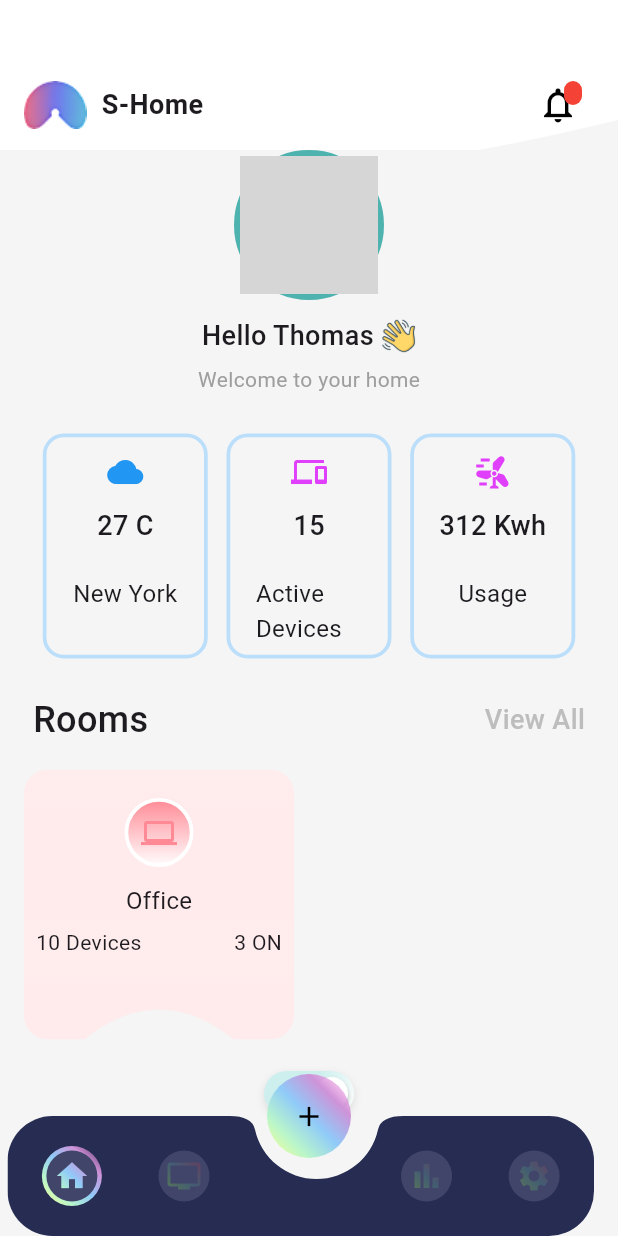
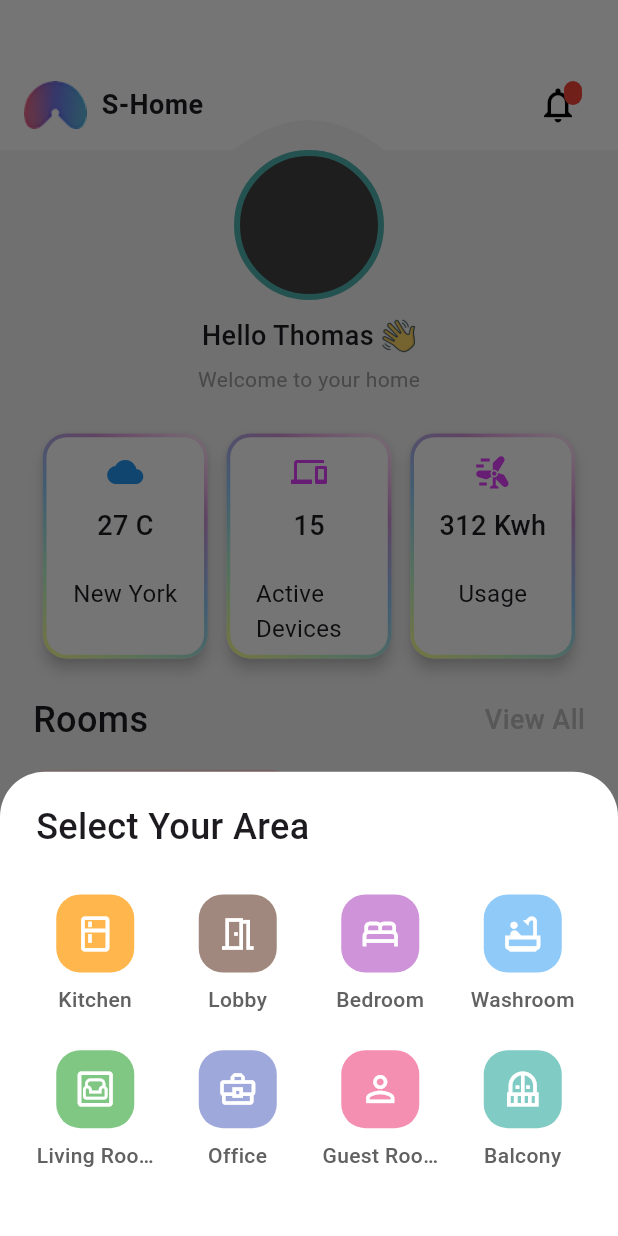
Before and after one commit to Py26009/IOT_Halox_App, a Flutter app: the BottomNavBar screen opened directly, after a tap on the "add" icon, on a phone screen of 412 x 824 dp. Run offline on Flutter 3.47's test engine with Material 3 defaults, Android fonts, the phone set to English and light mode, and no system bars; our stand-ins replace curved_navigation_bar, flutter_svg; network calls fail; grey boxes are pictures that could not be loaded.

Commit message:
second commit.

```diff
--- a/lib/App_Screens/Bottom_Nav_Bar/Bottom_nav_bar.dart
+++ b/lib/App_Screens/Bottom_Nav_Bar/Bottom_nav_bar.dart
@@ -4,6 +4,7 @@ import 'package:iot_halox_app/App_Screens/Home%20Screens/Home%20Screens.dart';
 import 'package:iot_halox_app/App_Screens/Home%20Screens/Settings%20Screen.dart';
 import 'package:iot_halox_app/App_Screens/Home%20Screens/Statistics%20Screen.dart';
 import 'package:iot_halox_app/App_Screens/Home%20Screens/View%20Screen.dart';
+import 'package:iot_halox_app/App_Screens/UI_Helper/UI_helper.dart';
 
 
 class BottomNavBar extends StatefulWidget {
@@ -34,11 +35,11 @@ class _BottomNavBarState extends State<BottomNavBar> {
       extendBody: true,
       body: navTo[_selectedIndex],
       floatingActionButtonLocation: FloatingActionButtonLocation.centerDocked,
-        floatingActionButton: Padding(
-          padding:  EdgeInsets.symmetric(horizontal: 8.0),
-          child: FloatingActionButton(
+
+      // 1. The FloatingActionButton no longer needs extra Padding
+      floatingActionButton: FloatingActionButton(
         onPressed: () {
-              RoomCard();
+          _showSelectAreaBottomSheet(context);
         },
         backgroundColor: Colors.transparent,
         elevation: 0,
@@ -53,35 +54,42 @@ class _BottomNavBarState extends State<BottomNavBar> {
           child: const Icon(Icons.add, color: Colors.black, size: 22),
         ),
       ),
-        ),
-      bottomNavigationBar:SafeArea(
-            child: Padding(
-             padding: const EdgeInsets.only(left: 5, right: 16),
-              child: ClipRRect(
-               borderRadius: BorderRadius.circular(30),
-              child: BottomAppBar(
+
+      // 2. The BottomAppBar is now structured for perfect symmetry
+      bottomNavigationBar: BottomAppBar(
         shape: const CircularNotchedRectangle(),
         color: const Color(0xff262C52),
-        notchMargin: 6,
+        notchMargin: 8.0, // Provides a nice gap around the FAB
         child: SizedBox(
           height: 70,
           child: Row(
-            mainAxisAlignment: MainAxisAlignment.spaceAround,
-            children: [
+            children: <Widget>[
+              // Group of icons on the left side
+              Expanded(
+                child: Row(
+                  mainAxisAlignment: MainAxisAlignment.spaceEvenly,
+                  children: <Widget>[
                     _buildTabIcon(0, Icons.home),
-              SizedBox(width: 10,),
                     _buildTabIcon(1, Icons.tv),
-              const SizedBox(width: 100), // space for FAB
+                  ],
+                ),
+              ),
+              // This SizedBox creates the space for the notch
+              const SizedBox(width: 60),
+              // Group of icons on the right side
+              Expanded(
+                child: Row(
+                  mainAxisAlignment: MainAxisAlignment.spaceEvenly,
+                  children: <Widget>[
                     _buildTabIcon(3, Icons.bar_chart),
-              SizedBox(width: 10,),
                     _buildTabIcon(4, Icons.settings),
                   ],
                 ),
               ),
+            ],
           ),
-    )
-    )
-      )
+        ),
+      ),
     );
   }
 
@@ -155,70 +163,130 @@ BoxDecoration pastelBoxDecoration({double radius = 20}) {
 
 
 /// Room Card
-class RoomCard extends StatelessWidget {
-  const RoomCard({super.key});
+void _showSelectAreaBottomSheet(BuildContext context) {
+  // We've added a 'color' to each area in the list
+  final List<Map<String, dynamic>> areas = [
+    {'icon': Icons.kitchen_outlined, 'name': 'Kitchen', 'color': Colors.orange.shade300},
+    {'icon': Icons.meeting_room_outlined, 'name': 'Lobby', 'color': Colors.brown.shade300},
+    {'icon': Icons.bed_outlined, 'name': 'Bedroom', 'color': Colors.purple.shade200},
+    {'icon': Icons.bathtub_outlined, 'name': 'Washroom', 'color': Colors.blue.shade200},
+    {'icon': Icons.living_outlined, 'name': 'Living Room', 'color': Colors.green.shade300},
+    {'icon': Icons.business_center_outlined, 'name': 'Office', 'color': Colors.indigo.shade200},
+    {'icon': Icons.person_outline, 'name': 'Guest Room', 'color': Colors.pink.shade200},
+    {'icon': Icons.balcony_outlined, 'name': 'Balcony', 'color': Colors.teal.shade200},
+  ];
 
-  @override
-  Widget build(BuildContext context) {
-    return Container(
-      width: 140,
-      padding: const EdgeInsets.all(12),
-      decoration: BoxDecoration(
-        color: Colors.pink.shade50,
-        borderRadius: BorderRadius.circular(24),
+  showModalBottomSheet(
+    context: context,
+    backgroundColor: Colors.transparent,
+    isScrollControlled: true,
+    builder: (context) {
+      return SingleChildScrollView(
+        child: Container(
+          padding: const EdgeInsets.symmetric(horizontal: 24, vertical: 20),
+          decoration: const BoxDecoration(
+            color: Colors.white,
+            borderRadius: BorderRadius.only(
+              topLeft: Radius.circular(30),
+              topRight: Radius.circular(30),
+            ),
           ),
           child: Column(
             mainAxisSize: MainAxisSize.min,
+            crossAxisAlignment: CrossAxisAlignment.start,
             children: [
-          // Circular Icon
+              Text("Select Your Area", style: mTextStyle24()),
+              const SizedBox(height: 24),
+              GridView.builder(
+                shrinkWrap: true,
+                physics: const NeverScrollableScrollPhysics(),
+                gridDelegate: const SliverGridDelegateWithFixedCrossAxisCount(
+                  crossAxisCount: 4,
+                  crossAxisSpacing: 16,
+                  mainAxisSpacing: 16,
+                  childAspectRatio: 0.9,
+                ),
+                itemCount: areas.length,
+                itemBuilder: (context, index) {
+                  // Pass the new color to our helper widget
+                  return _buildAreaGridItem(
+                    context,
+                    areas[index]['icon'],
+                    areas[index]['name'],
+                    areas[index]['color'],
+                  );
+                },
+              ),
+              const SizedBox(height: 20),
+            ],
+          ),
+        ),
+      );
+    },
+  );
+}
+
+// Replace the existing helper widget as well
+Widget _buildAreaGridItem(BuildContext context, IconData icon, String name, Color color) {
+  return InkWell(
+    onTap: () {
+      print("$name selected");
+      Navigator.pop(context);
+    },
+    borderRadius: BorderRadius.circular(16),
+    child: Column(
+      mainAxisAlignment: MainAxisAlignment.center,
+      children: [
+        // This container now uses the specific color for its background
         Container(
           padding: const EdgeInsets.all(12),
           decoration: BoxDecoration(
-              shape: BoxShape.circle,
-              color: Colors.white.withOpacity(0.4),
+            color: color, // Use the passed-in color
+            borderRadius: BorderRadius.circular(16),
           ),
-            child: Icon(Icons.desktop_mac, size: 32, color: Colors.pink),
-          ),
-          const SizedBox(height: 12),
-
-          // Room name
-          const Text(
-            'Office',
-            style: TextStyle(
-              fontSize: 16,
-              fontWeight: FontWeight.w600,
-              color: Colors.black87,
-            ),
+          // The icon color is set to white for good contrast
+          child: Icon(icon, size: 28, color: Colors.white),
         ),
         const SizedBox(height: 8),
-
-          // Devices & Time
-          Row(
-            mainAxisAlignment: MainAxisAlignment.spaceBetween,
-            children: const [
         Text(
-                '5 Devices',
-                style: TextStyle(fontSize: 12, color: Colors.black54),
-              ),
-              Text(
-                '10n',
-                style: TextStyle(fontSize: 12, color: Colors.black54),
-              ),
-            ],
-          ),
-          const SizedBox(height: 16),
-
-          // Power Button
-          Container(
-            decoration: BoxDecoration(
-              color: Colors.green.shade100,
-              borderRadius: BorderRadius.circular(24),
-            ),
-            padding: const EdgeInsets.symmetric(horizontal: 16, vertical: 6),
-            child: const Icon(Icons.power_settings_new, color: Colors.green, size: 20),
+          name,
+          style: mTextStyle14(mColor: Colors.grey.shade700),
+          textAlign: TextAlign.center,
+          overflow: TextOverflow.ellipsis,
         ),
       ],
     ),
   );
 }
-}
+
+// Add this helper widget inside _BottomNavBarState as well
+/*
+Widget _buildAreaGridItem(BuildContext context, IconData icon, String name) {
+  return InkWell(
+    onTap: () {
+      print("$name selected");
+      Navigator.pop(context);
+    },
+    borderRadius: BorderRadius.circular(16),
+    child: Column(
+      mainAxisAlignment: MainAxisAlignment.center,
+      children: [
+        Container(
+          padding: const EdgeInsets.all(12),
+          decoration: BoxDecoration(
+            color: Colors.grey.shade100,
+            borderRadius: BorderRadius.circular(16),
+          ),
+          child: Icon(icon, size: 28, color: Colors.grey.shade800),
+        ),
+        const SizedBox(height: 6), // Reduced spacing
+        Text(
+          name,
+          style: mTextStyle14(mColor: Colors.grey.shade700),
+          textAlign: TextAlign.center,
+          overflow: TextOverflow.ellipsis,
+        ),
+      ],
+    ),
+  );
+}*/
--- a/lib/App_Screens/Home Screens/Home Screens.dart
+++ b/lib/App_Screens/Home Screens/Home Screens.dart
@@ -23,18 +23,21 @@ class HomeScreen extends StatelessWidget {
               height: 100,
               width: 100,
               decoration: BoxDecoration(
-                color: Colors.grey.shade300,
+                color: Colors.grey.shade800,
                 shape: BoxShape.circle,
                 border: Border.all(
                   width: 4,
                   color: Color(0xff4EB3AF)
                 )
               ),
-              child: CircleAvatar(
-                radius: 30,
-                backgroundImage: NetworkImage('https://i.pravatar.cc/150?img=4'),
+              child: ClipOval(
+                child: Image.network(
+                  'https://imgv3.fotor.com/images/homepage-feature-card/Random-image-generator_5_2023-05-05-070624_svfc.jpg',
+                  width: 60,
+                  height: 60,
+                  fit: BoxFit.cover, // Ensures the image covers the circle
                 ),
-
+              )
             ),
           ),
           SizedBox(height: 11,),
@@ -82,20 +85,21 @@ class HomeScreen extends StatelessWidget {
                 child: Row(
                   mainAxisAlignment: MainAxisAlignment.start,
                   children: [
-                    RoomCard(nDevices: "10", onDevices: "3", mIcon: Icons.computer, roomName: "Office"),
+                    RoomCardWithSwitch(
+                      nDevices: "10",
+                      onDevices: "3",
+                      mIcon: Icons.computer,
+                      roomName: "Office",
+                      initialValue: true,
+                      onChanged: (val) {
+                        print("Switch is ON: $val");
+                      },
+                    )
                   ],
                 ),
               ),
               SizedBox(height: 21,),
-              Padding(
-                padding: const EdgeInsets.symmetric(horizontal:16.0),
-                child: CustomGradientSwitch(
-                  initialValue: true,
-                  onChanged: (val) {
-                    print("Switch is ON: $val");
-                  },
-                ),
-              ),
+
             ],
           ),
 
@@ -108,84 +112,125 @@ class HomeScreen extends StatelessWidget {
 }
 
 
- Widget featuresContainers({required IconData mIcon, required String value, required String title,
- required Color mColor}){
-  return Container(
+Widget featuresContainers({required IconData mIcon, required String value, required String title, required Color mColor}) {
+  return Material(
+    elevation: 4,
+    borderRadius: BorderRadius.circular(16),
+    child: Container(
       height: 150,
       width: 110,
       decoration: BoxDecoration(
-      borderRadius: BorderRadius.circular(14),
-     border: Border.all(
-       width: 2.5,
-        color: Colors.blue.shade100,
+        gradient: pastelGradient(), // Apply gradient to the outer container
+        borderRadius: BorderRadius.circular(16),
+        boxShadow: [
+          BoxShadow(
+            color: Colors.white38.withOpacity(0.1),
+            spreadRadius: 1,
+            blurRadius: 8,
+            offset: const Offset(0, 4),
           ),
+        ],
+      ),
+      // Padding creates the border thickness
+      child: Padding(
+        padding: const EdgeInsets.all(2.5),
+        child: Container(
+          decoration: BoxDecoration(
+            color: Colors.white, // Inner container has a solid background
+            borderRadius: BorderRadius.circular(13.5), // Slightly smaller radius
           ),
           child: Column(
             children: [
-        SizedBox(height: 11,),
-        Icon(mIcon, color:mColor ,),
-        SizedBox(height: 11,),
-        Text("$value", style: mTextStyle18(),),
-        SizedBox(height: 21,),
+              const SizedBox(height: 11),
+              Icon(mIcon, color: mColor),
+              const SizedBox(height: 11),
+              Text(value, style: mTextStyle18()),
+              const SizedBox(height: 21),
               Padding(
                 padding: const EdgeInsets.symmetric(horizontal: 17.0),
-          child: Text("$title", style: mTextStyle16(mFontWeight: FontWeight.w400),),
+                child: Text(title, style: mTextStyle16(mFontWeight: FontWeight.w400)),
               )
             ],
+          ),
+        ),
+      ),
     ),
   );
 }
 
+
  /// Room Card
-  Widget RoomCard({required IconData mIcon, required String roomName, required String nDevices, required String onDevices}){
-  return ClipPath(
+class RoomCardWithSwitch extends StatelessWidget {
+  final IconData mIcon;
+  final String roomName;
+  final String nDevices;
+  final String onDevices;
+  final bool initialValue;
+  final ValueChanged<bool> onChanged;
+
+  const RoomCardWithSwitch({
+    Key? key,
+    required this.mIcon,
+    required this.roomName,
+    required this.nDevices,
+    required this.onDevices,
+    required this.initialValue,
+    required this.onChanged,
+  }) : super(key: key);
+
+  @override
+  Widget build(BuildContext context) {
+    return Stack(
+      // Allow the switch to be positioned outside the card's bounds
+      clipBehavior: Clip.none,
+      alignment: Alignment.center,
+      children: [
+        // The Room Card itself
+        ClipPath(
           clipper: InwardBottomCurveClipper(),
           child: Container(
             height: 180,
-      width:180,
+            width: 180,
             decoration: BoxDecoration(
               borderRadius: BorderRadius.circular(16),
-        gradient: LinearGradient(colors:[
-          Color(0xffFFECEC),
-          Color(0xffFFEAEC),
-          Color(0xffFFECEC),
-          Color(0xffFFEAEC),
+              gradient: const LinearGradient(
+                colors: [
+                  Color(0xffFFE6E6),
+                  Color(0xffFFCCCC),
+                Color(0xffFFE6E6)
+                //  Colors.white,// Vibrant peach gradient
+                //  Color(0xFFFFE6A1),
                 ],
-        begin: Alignment.topCenter,
-        end: Alignment.bottomCenter,),
+                begin: Alignment.topLeft,
+                end: Alignment.bottomRight,
+              ),
             ),
             child: Padding(
               padding: const EdgeInsets.all(8.0),
               child: Column(
                 children: [
-            SizedBox(height: 11,),
+                  const SizedBox(height: 11),
                   Container(
                     height: 46,
                     width: 46,
                     decoration: BoxDecoration(
-              gradient: LinearGradient(colors: [
-                Color(0xffFF8994),
-                Colors.white,
-              ],
+                      gradient: const LinearGradient(
+                        colors: [Color(0xffFF8994), Colors.white],
                         begin: Alignment.topCenter,
-                end: Alignment.bottomCenter,),
-              // borderRadius: BorderRadius.circular(16),
+                        end: Alignment.bottomCenter,
+                      ),
                       shape: BoxShape.circle,
-               border: Border.all(
-                 width: 2.5,
-                 color: Colors.white
+                      border: Border.all(width: 2.5, color: Colors.white),
                     ),
+                    child: Icon(mIcon, color: const Color(0xffFF8994)),
                   ),
-             child: Icon(mIcon, color: Color(0xffFF8994),),
-           ),
-            SizedBox(height: 11,),
-            Text("$roomName", style: mTextStyle16(mFontWeight: FontWeight.w400),),
-            SizedBox(height: 6,),
+                  const SizedBox(height: 11),
+                  Text(roomName, style: mTextStyle16(mFontWeight: FontWeight.w400)),
+                  const SizedBox(height: 6),
                   Row(
-             // mainAxisAlignment: MainAxisAlignment.spaceAround,
                     children: [
                       Text("$nDevices Devices"),
-                Spacer(),
+                      const Spacer(),
                       Text("$onDevices ON")
                     ],
                   )
@@ -193,7 +238,18 @@ class HomeScreen extends StatelessWidget {
               ),
             ),
           ),
+        ),
+        // The Switch, positioned perfectly in the curve
+        Positioned(
+          top: 180, // Adjust this value to move the switch up/down
+          child: CustomGradientSwitch(
+            initialValue: initialValue,
+            onChanged: onChanged,
+          ),
+        ),
+      ],
     );
+  }
 }
 
 /// For curve at the bottom in the Room Card
@@ -227,40 +283,6 @@ class InwardBottomCurveClipper extends CustomClipper<Path> {
 }
 
 /// For centre dip of app bar
-class CenterDipClipper extends CustomClipper<Path> {
-  @override
-  Path getClip(Size size) {
-    double dipWidth = 100;   // Width of the dip
-    double dipDepth = 60;    // Depth of the dip
-
-    final path = Path();
-    // Start from top-left
-    path.lineTo(0, 0);
-    path.lineTo(0, size.height);
-
-    // Left to center-start
-    path.lineTo((size.width - dipWidth) / 2, size.height);
-
-    // Curve dip in the center
-    path.quadraticBezierTo(
-      size.width / 2,
-      size.height +30,
-      (size.width),
-      size.height-20,
-    );
-
-    // Right to top-right
-    path.lineTo(size.width, size.height);
-    path.lineTo(size.width, 0);
-    path.close();
-
-    return path;
-  }
-
-  @override
-  bool shouldReclip(CustomClipper<Path> oldClipper) => false;
-}
-
 class CenterCurvedAppBar extends StatelessWidget implements PreferredSizeWidget {
   const CenterCurvedAppBar({super.key});
 
@@ -270,7 +292,7 @@ class CenterCurvedAppBar extends StatelessWidget implements PreferredSizeWidget
   @override
   Widget build(BuildContext context) {
     return ClipPath(
-      clipper: CenterDipClipper(),
+      clipper: InwardBottomCurveClipper(), // Using the correct clipper
       child: Container(
         height: 100,
         color: Colors.white,
@@ -403,3 +425,20 @@ class _CustomGradientSwitchState extends State<CustomGradientSwitch> {
     );
   }
 }
+
+
+/// Gradient color
+Gradient pastelGradient() {
+  return  LinearGradient(
+    begin: Alignment.topRight,
+    end: Alignment.bottomLeft,
+    colors: [
+      Color(0xFFF8BDE),
+      Colors.purple.shade200,// light pink
+      Colors.blue.shade200, // soft blue
+      Colors.greenAccent.shade100,
+      Colors.yellowAccent.shade100, // soft yellow
+      // Color(0xFFFFCCBC), // soft peach
+    ],
+  );
+}
```
Lines whose indentation alone changed are shown as unchanged.
